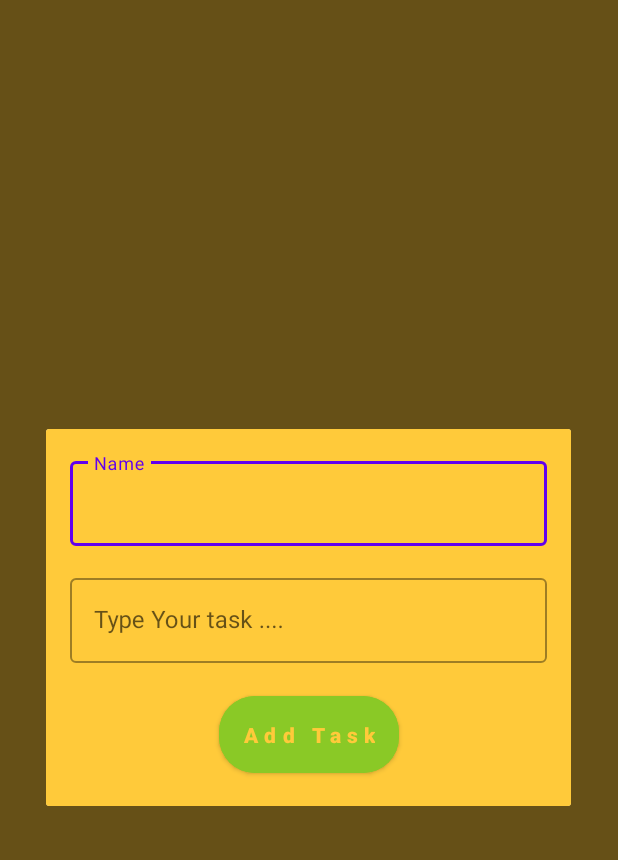
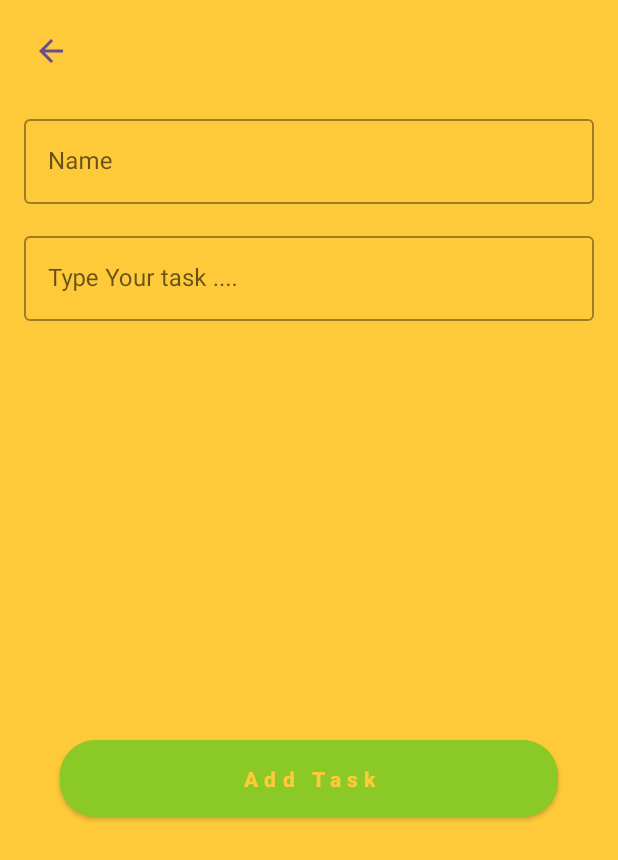
Before and after one commit to RuslanJoldasbaev/TodoList, an Android app: the AddFragment screen opened through its navigation route, on a phone screen of 412 x 824 dp. Shown: the top 860 px of the screen. Run offline under Robolectric (Android 15) with nearby library versions, the phone set to English and light mode, and no system bars.

Commit message:
biton boldi ha'mmesi normanli islep tur

```diff
--- a/app/src/main/java/com/example/todolist/ui/all/AddFragment.kt
+++ b/app/src/main/java/com/example/todolist/ui/all/AddFragment.kt
@@ -3,7 +3,7 @@ package com.example.todolist.ui.all
 import android.os.Bundle
 import android.view.View
 import android.widget.Toast
-import androidx.fragment.app.DialogFragment
+import androidx.fragment.app.Fragment
 import androidx.lifecycle.ViewModelProvider
 import androidx.lifecycle.lifecycleScope
 import androidx.navigation.fragment.findNavController
@@ -14,13 +14,14 @@ import com.example.todolist.presentation.MainViewModel
 import kotlinx.coroutines.flow.launchIn
 import kotlinx.coroutines.flow.onEach
 
-class AddFragment : DialogFragment(R.layout.fragment_add) {
+class AddFragment : Fragment(R.layout.fragment_add) {
     private lateinit var binding: FragmentAddBinding
     private lateinit var viewModel: MainViewModel
 
 
     override fun onViewCreated(view: View, savedInstanceState: Bundle?) {
         super.onViewCreated(view, savedInstanceState)
+
         binding = FragmentAddBinding.bind(view)
 
         viewModel = ViewModelProvider(
@@ -35,17 +36,20 @@ class AddFragment : DialogFragment(R.layout.fragment_add) {
 
     private fun initListeners() {
         binding.apply {
+
+            buttonBack.setOnClickListener {
+                findNavController().popBackStack()
+            }
+
             btnAdd.setOnClickListener {
                 val name = etTaskName.text.toString()
                 val description = etTaskDescription.text.toString()
 
+
                 if (name.isNotEmpty() && description.isNotEmpty()) {
                     lifecycleScope.launchWhenResumed {
                         viewModel.addTasks(name, description)
-                        viewModel.getAllTasks()
-                        findNavController().navigate(
-                            AddFragmentDirections.actionAddFragmentToMainFragment()
-                        )
+                        findNavController().popBackStack()
                     }
                 } else {
                     Toast.makeText(requireContext(), "Kesteni toltir", Toast.LENGTH_SHORT).show()
@@ -56,7 +60,7 @@ class AddFragment : DialogFragment(R.layout.fragment_add) {
 
     private fun initObservers() {
         viewModel.addTasksFlow.onEach {
-
+            viewModel.getAllTasks()
         }.launchIn(lifecycleScope)
 
         viewModel.messageFlow.onEach {
--- a/app/src/main/res/layout/fragment_add.xml
+++ b/app/src/main/res/layout/fragment_add.xml
@@ -3,8 +3,19 @@
     xmlns:app="http://schemas.android.com/apk/res-auto"
     android:layout_width="match_parent"
     android:layout_height="match_parent"
-    android:background="#ffca3a"
-    android:minWidth="350dp">
+    android:background="#ffca3a">
+
+    <ImageView
+        android:id="@+id/button_back"
+        android:layout_width="48dp"
+        android:layout_height="48dp"
+        android:layout_margin="10dp"
+        android:background="?attr/actionBarItemBackground"
+        android:padding="12dp"
+        android:src="@drawable/ic_back"
+        app:layout_constraintStart_toStartOf="parent"
+        app:layout_constraintTop_toTopOf="parent"
+        app:tint="#6a4c93" />
 
     <com.google.android.material.textfield.TextInputLayout
         android:id="@+id/til_task_name"
@@ -16,7 +27,7 @@
         app:endIconMode="clear_text"
         app:layout_constraintEnd_toEndOf="parent"
         app:layout_constraintStart_toStartOf="parent"
-        app:layout_constraintTop_toTopOf="parent">
+        app:layout_constraintTop_toBottomOf="@id/button_back">
 
         <com.google.android.material.textfield.TextInputEditText
             android:id="@+id/et_task_name"
@@ -59,15 +70,16 @@
         android:layout_marginVertical="16dp"
         android:backgroundTint="#8ac926"
         android:letterSpacing="0.3"
-        android:textColor="#ffca3a"
-        android:textStyle="bold"
         android:paddingVertical="16dp"
         android:text="Add Task"
         android:textAllCaps="false"
+        android:textColor="#ffca3a"
+        android:textStyle="bold"
         app:cornerRadius="24dp"
         app:layout_constraintBottom_toBottomOf="parent"
         app:layout_constraintEnd_toEndOf="@id/til_task_description"
         app:layout_constraintStart_toStartOf="@id/til_task_description"
         app:layout_constraintTop_toBottomOf="@id/til_task_description" />
 
+
 </androidx.constraintlayout.widget.ConstraintLayout>
--- a/app/src/main/res/navigation/nav_graph.xml
+++ b/app/src/main/res/navigation/nav_graph.xml
@@ -61,12 +61,8 @@
             android:id="@+id/action_splashFragment_to_mainFragment"
             app:destination="@id/mainFragment" />
     </fragment>
-    <dialog
+    <fragment
         android:id="@+id/addFragment"
         android:name="com.example.todolist.ui.all.AddFragment"
-        android:label="AddFragment" >
-        <action
-            android:id="@+id/action_addFragment_to_mainFragment"
-            app:destination="@id/mainFragment" />
-    </dialog>
+        android:label="AddFragment" />
 </navigation>
```
